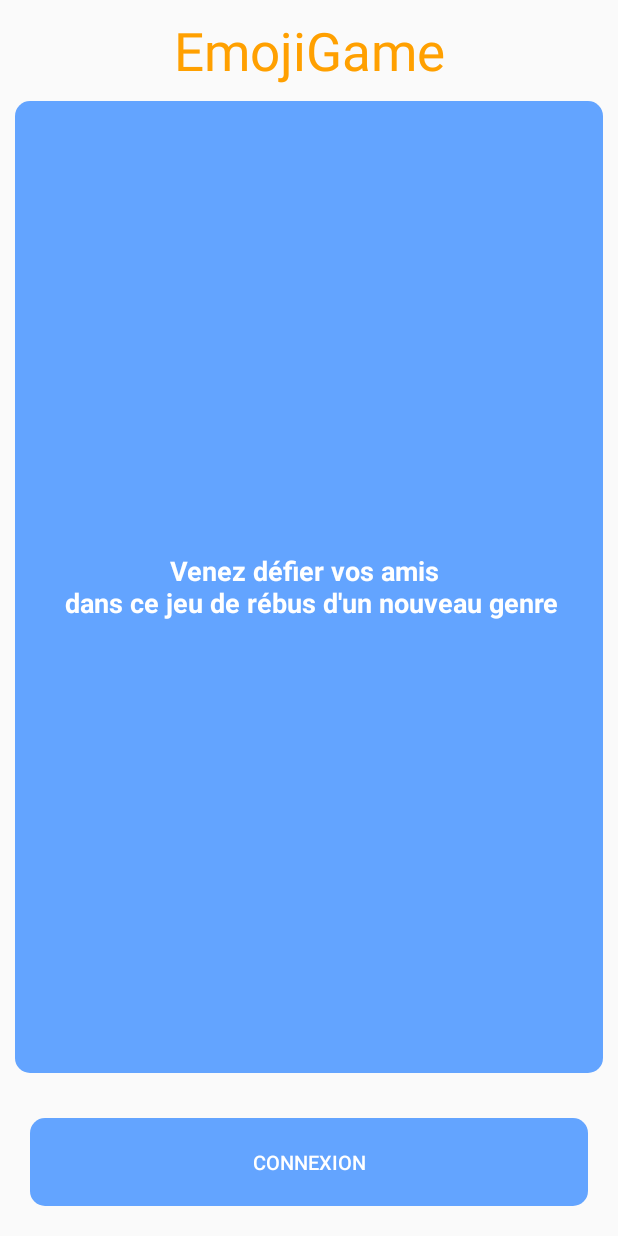
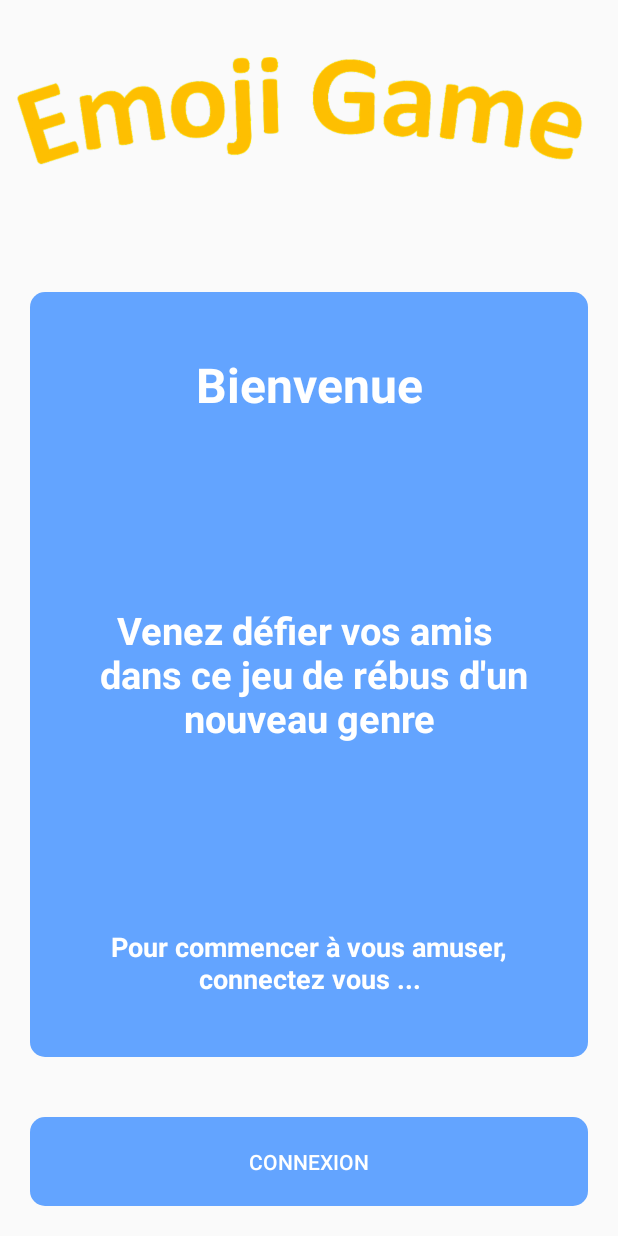
Before and after one commit to nioto22/EmojiGame, an Android app: the screen it shows after launch (LoginActivity), on a phone screen of 412 x 824 dp. Run offline under Robolectric (Android 15) with nearby library versions, the phone set to English and light mode, and no system bars; our stand-ins replace ButterKnife, Firebase (no records; nobody signed in at launch, a user with empty details on screens opened directly).

Commit message:
Done : 13 - Add title and fix bugs

```diff
--- a/app/src/main/AndroidManifest.xml
+++ b/app/src/main/AndroidManifest.xml
@@ -3,12 +3,13 @@
     package="com.example.nioto.emojigame">
 
     <uses-permission android:name="android.permission.READ_EXTERNAL_STORAGE" />
+    <uses-permission android:name="android.permission.INTERNET"/>
 
     <application
         android:allowBackup="true"
         android:icon="@mipmap/ic_launcher"
         android:label="@string/app_name"
-        android:roundIcon="@mipmap/ic_launcher_round"
+        android:roundIcon="@drawable/icone_emoji"
         android:supportsRtl="true">
         <activity
             android:name=".MainActivity"
--- a/app/src/main/java/com/example/nioto/emojigame/api/EnigmaHelper.java
+++ b/app/src/main/java/com/example/nioto/emojigame/api/EnigmaHelper.java
@@ -68,6 +68,10 @@ public class EnigmaHelper {
                 query =  EnigmaHelper.getEnigmaCollection()
                         .whereEqualTo("category", "Objet");
                 return query;
+            case "byCategoryWord" :
+                query =  EnigmaHelper.getEnigmaCollection()
+                        .whereEqualTo("category", "Nom Commun");
+                return query;
             case "byCategoryOther" :
                 query =  EnigmaHelper.getEnigmaCollection()
                         .orderBy("category")
--- a/app/src/main/java/com/example/nioto/emojigame/utils/ExpandableListDataPump.java
+++ b/app/src/main/java/com/example/nioto/emojigame/utils/ExpandableListDataPump.java
@@ -16,6 +16,7 @@ public class ExpandableListDataPump {
         categories.add("Musique");
         categories.add("Expressions");
         categories.add("Objet");
+        categories.add("Nom Commun");
         categories.add("Autres");
 
 
--- a/app/src/main/res/layout/activity_login.xml
+++ b/app/src/main/res/layout/activity_login.xml
@@ -1,5 +1,5 @@
 <?xml version="1.0" encoding="utf-8"?>
-<RelativeLayout
+<LinearLayout
     xmlns:android="http://schemas.android.com/apk/res/android"
     xmlns:app="http://schemas.android.com/apk/res-auto"
     xmlns:tools="http://schemas.android.com/tools"
@@ -8,30 +8,56 @@
     android:layout_height="match_parent"
     android:orientation="vertical"
     tools:context=".LoginActivity">
-    <TextView
+    <RelativeLayout
+        android:layout_width="match_parent"
+        android:layout_height="match_parent">
+    <ImageView
         android:id="@+id/login_activity_app_title"
         android:layout_width="match_parent"
         android:layout_height="wrap_content"
-        android:text="EmojiGame"
-        android:textSize="35sp"
-        android:textColor="@color/colorAccent"
+        android:src="@drawable/title_text"
         android:gravity="center_horizontal"
         android:layout_marginTop="@dimen/default_margin"
+        android:layout_marginStart="@dimen/default_margin"
+        android:layout_marginEnd="@dimen/default_margin"
         android:layout_alignParentTop="true"/>
     <RelativeLayout
         android:id="@+id/login_activity_image_view"
         android:layout_width="match_parent"
-        android:layout_height="match_parent"
+        android:layout_height="wrap_content"
         android:layout_below="@+id/login_activity_app_title"
         android:layout_above="@+id/main_activity_button_login"
-        android:layout_margin="@dimen/default_margin"
+        android:layout_margin="@dimen/default_large_margin"
+        android:padding="@dimen/default_large_margin"
         android:background="@drawable/button_radius_primary_light_color">
         <TextView
-            android:layout_width="wrap_content"
+            android:id="@+id/text_view_welcome"
+            android:layout_width="match_parent"
+            android:layout_height="wrap_content"
+            android:layout_alignParentStart="true"
+            android:gravity="center"
+            android:layout_margin="@dimen/default_large_margin"
+            android:text="Bienvenue"
+            android:textColor="@color/primaryTextColor"
+            android:textSize="32sp"
+            android:textStyle="bold"/>
+        <TextView
+            android:layout_width="match_parent"
             android:layout_height="wrap_content"
             android:layout_centerInParent="true"
             android:gravity="center"
+            android:layout_margin="@dimen/default_large_margin"
             android:text="Venez défier vos amis \n dans ce jeu de rébus d'un nouveau genre"
+            android:textColor="@color/primaryTextColor"
+            android:textSize="25sp"
+            android:textStyle="bold"/>
+        <TextView
+            android:layout_width="match_parent"
+            android:layout_height="wrap_content"
+            android:layout_alignParentBottom="true"
+            android:gravity="center"
+            android:layout_margin="@dimen/default_large_margin"
+            android:text="Pour commencer à vous amuser, connectez vous ..."
             android:textColor="@color/primaryTextColor"
             android:textSize="18sp"
             android:textStyle="bold"/>
@@ -43,12 +69,11 @@
         android:layout_height="wrap_content"
         android:text="@string/login"
         android:textColor="#fff"
-        android:textSize="@dimen/default_text_size"
         android:layout_alignParentBottom="true"
         android:background="@drawable/button_radius_primary_light_color"
         style="?android:attr/borderlessButtonStyle"
         android:layout_margin="@dimen/default_large_margin"
         android:padding="@dimen/default_large_margin"
         android:onClick="instantClick"/>
-
-</RelativeLayout>
+    </RelativeLayout>
+</LinearLayout>
--- a/app/src/main/res/menu/by_category_menu.xml
+++ b/app/src/main/res/menu/by_category_menu.xml
@@ -1,6 +1,5 @@
 <?xml version="1.0" encoding="utf-8"?>
-<menu xmlns:android="http://schemas.android.com/apk/res/android"
-    xmlns:app="http://schemas.android.com/apk/res-auto">
+<menu xmlns:android="http://schemas.android.com/apk/res/android">
     <item android:id="@+id/category_all"
         android:title="Toutes"
         android:checkable="true"/>
@@ -19,6 +18,9 @@
     <item android:id="@+id/category_objet"
         android:title="Objet"
         android:checkable="true"/>
+    <item android:id="@+id/category_mot"
+        android:title="Nom Commun"
+        android:checkable="true"/>
     <item android:id="@+id/category_autres"
         android:title="Autres"
         android:checkable="true"/>
```
Also changed, not shown: app/src/main/java/com/example/nioto/emojigame/activities/CreateEnigmaActivity.java (+5 -4 lines), app/src/main/java/com/example/nioto/emojigame/activities/PlayActivity.java (+15 -0 lines), app/src/main/res/layout/activity_main.xml (+25 -5 lines), app/src/main/res/drawable-hdpi/title.png (added), app/src/main/res/drawable-hdpi/title_text.png (added), app/src/main/res/drawable-mdpi/title.png (added), app/src/main/res/drawable-mdpi/title_text.png (added), app/src/main/res/drawable-xhdpi/title.png (added), app/src/main/res/drawable-xhdpi/title_text.png (added), app/src/main/res/drawable-xxhdpi/title.png (added), app/src/main/res/drawable-xxhdpi/title_text.png (added), app/src/main/res/drawable-xxxhdpi/title.png (added), app/src/main/res/drawable-xxxhdpi/title_text.png (added), app/src/main/res/drawable/background.png (added), 1 more files.
